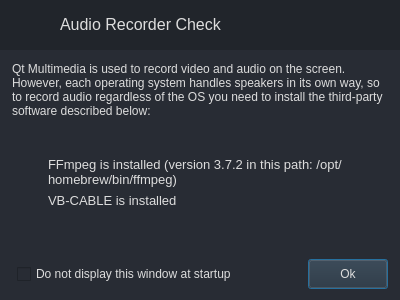
Before: the Qt Designer form ui/audio_recoder_checker/arc.ui in fit-project/fit, drawn with Qt 5.
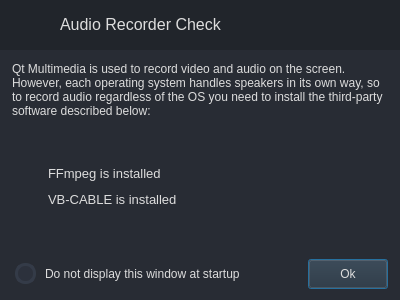
After: the same form once the commit is applied. Icons and pictures are not drawn.

The edit to the form file:
```diff
--- a/ui/audio_recoder_checker/arc.ui
+++ b/ui/audio_recoder_checker/arc.ui
@@ -39,6 +39,26 @@
 #right_buttons .QPushButton { background-color: rgba(255, 255, 255, 0); border: none;  border-radius: 5px; }
 #right_buttons .QPushButton:hover { background-color: rgb(44, 49, 57); border-style: solid; border-radius: 4px; }
 #right_buttons .QPushButton:pressed { background-color: rgb(23, 26, 30); border-style: solid; border-radius: 4px; }
+
+/* CheckBox */
+QCheckBox::indicator {
+    border: 3px solid rgb(52, 59, 72);
+	width: 15px;
+	height: 15px;
+	border-radius: 10px;
+    background: rgb(44, 49, 60);
+    margin:0px 3px 0px 3px;
+}
+QCheckBox::indicator:hover {
+    border: 3px solid rgb(58, 66, 81);
+}
+QCheckBox::indicator:checked {
+    background: 3px solid rgb(52, 59, 72);
+	border: 3px solid rgb(52, 59, 72);	
+	background-image: url(:/icons/cil-check-alt.png);
+}
+
+QCheckBox::disabled {color: rgba(255, 255, 255, 10%) }
 </string>
   </property>
   <widget class="QFrame" name="content_box">
@@ -139,7 +159,7 @@
            <string notr="true">font-size: 13px;</string>
           </property>
           <property name="text">
-           <string>FFmpeg is installed (version 3.7.2 in this path: /opt/homebrew/bin/ffmpeg)</string>
+           <string>FFmpeg is installed</string>
           </property>
           <property name="alignment">
            <set>Qt::AlignLeading|Qt::AlignLeft|Qt::AlignTop</set>
@@ -253,23 +273,7 @@
         <number>0</number>
        </property>
        <item>
-        <spacer name="between_spacer">
-         <property name="orientation">
-          <enum>Qt::Horizontal</enum>
-         </property>
-         <property name="sizeType">
-          <enum>QSizePolicy::Minimum</enum>
-         </property>
-         <property name="sizeHint" stdset="0">
-          <size>
-           <width>5</width>
-           <height>20</height>
-          </size>
-         </property>
-        </spacer>
-       </item>
-       <item>
-        <widget class="QCheckBox" name="enable_arc_window_at_startup">
+        <widget class="QCheckBox" name="show_arc_window_at_startup">
          <property name="text">
           <string>Do not display this window at startup</string>
          </property>
```
Left out of the diff: 13 changed lines with no effect on the pictures.
